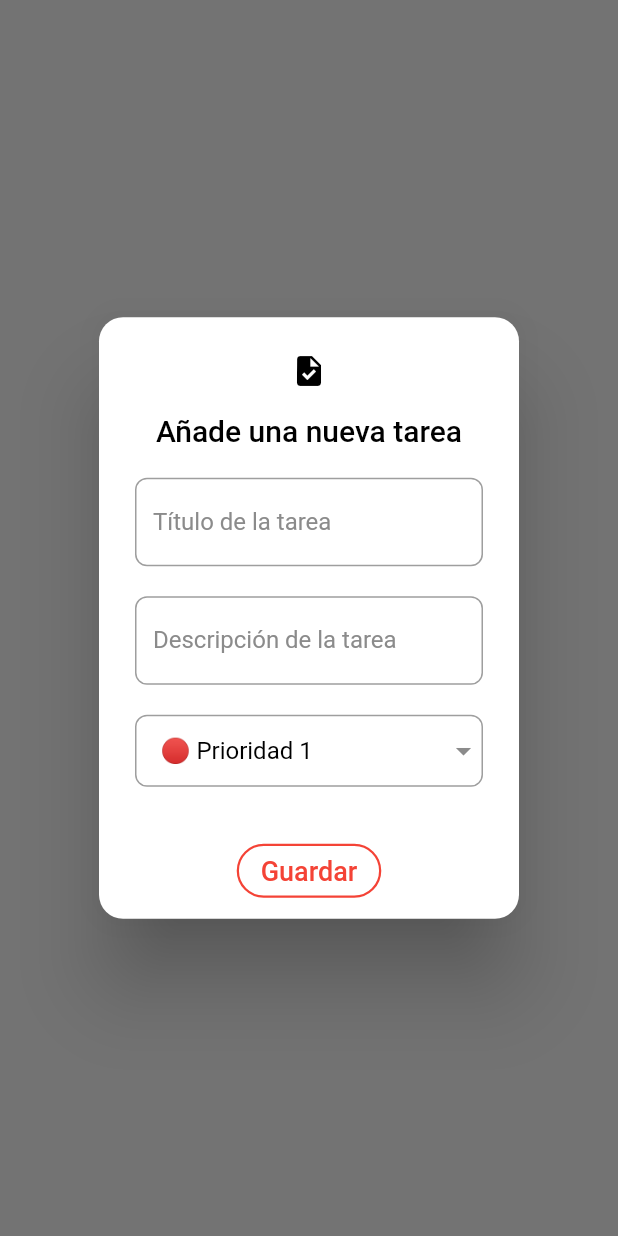
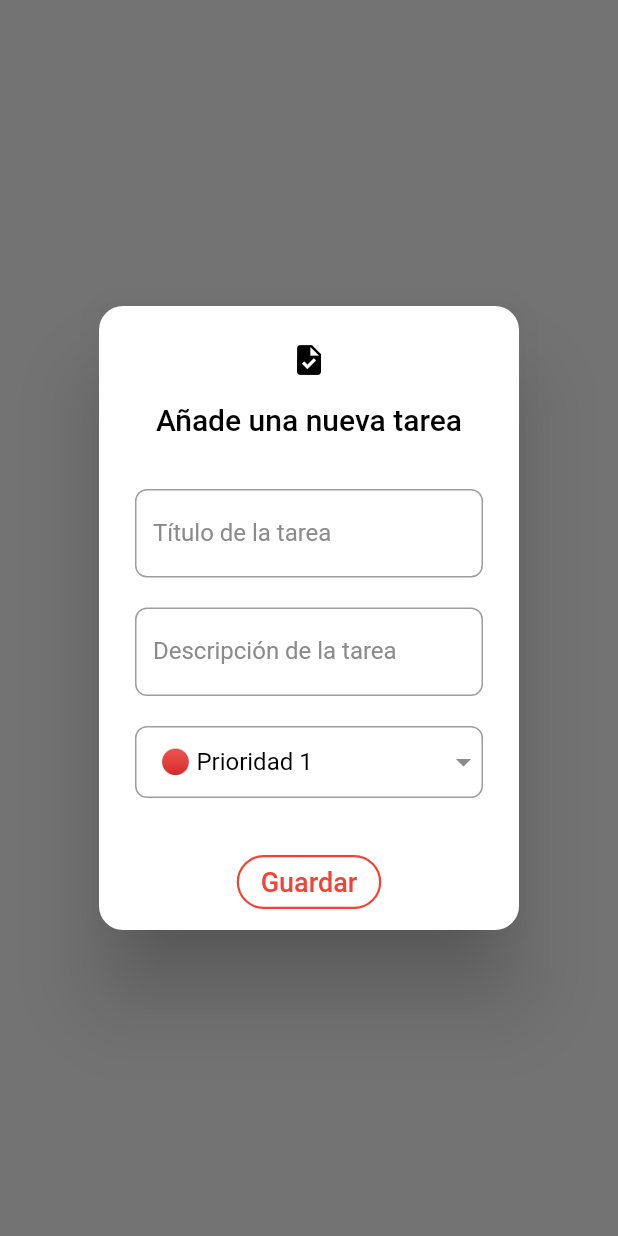
Before and after one commit to carlosparra1998/my_personal_tasks, a Flutter app: what addTaskDialog() shows on an empty page, opened directly, on a phone screen of 412 x 824 dp. Run offline on Flutter 3.47's test engine with Material 2 defaults, Android fonts, the phone set to English and light mode, and no system bars; drawn by our look-alikes of dropdown_button2; our stand-ins replace cloud_firestore, firebase_core, fluttertoast, rxdart, shared_preferences; accounts and stored records are empty.

Commit message:
Arreglado mini problemilla UI, aparte de lo demás, falta SPLASH SCREEN + ICON + diseño final

```diff
--- a/lib/view/home/dialogs/add_dialog.dart
+++ b/lib/view/home/dialogs/add_dialog.dart
@@ -43,6 +43,7 @@ Future<String?> addTaskDialog(BuildContext context) async {
                   crossAxisAlignment: CrossAxisAlignment.stretch,
                   mainAxisSize: MainAxisSize.min,
                   children: <Widget>[
+                    const SizedBox(height: 15.0,),
                     TextField(
                       style: TextStyle(color: themeViewModel.fontColor),
                       cursorColor: themeViewModel.subtitleColor,
```
Also changed, not shown: lib/view/home/dialogs/modify_dialog.dart (+7 -4 lines).
